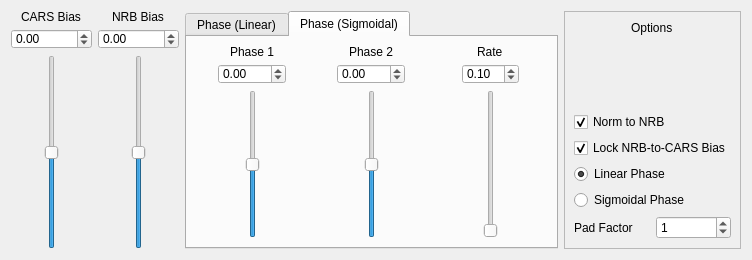
This is crikit/ui/qt5-creator/ui_PlotEffect_KK.ui in CCampJr/CRIkit2 as Qt 5 draws it before an edit. The edited form follows.
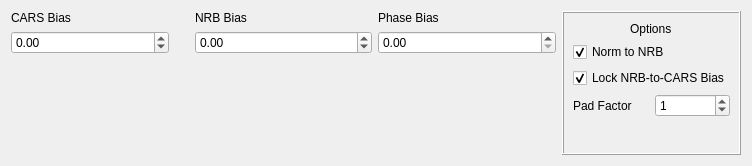
This is the edited form. The open tabs and pages were chosen to show the change.

The edit to the form file:
```diff
--- a/crikit/ui/qt5-creator/ui_PlotEffect_KK.ui
+++ b/crikit/ui/qt5-creator/ui_PlotEffect_KK.ui
@@ -7,7 +7,7 @@
     <x>0</x>
     <y>0</y>
     <width>752</width>
-    <height>260</height>
+    <height>166</height>
    </rect>
   </property>
   <property name="windowTitle">
@@ -18,372 +18,116 @@
   </property>
   <layout class="QHBoxLayout" name="horizontalLayout">
    <item>
-    <layout class="QVBoxLayout" name="verticalLayout">
-     <item alignment="Qt::AlignHCenter|Qt::AlignTop">
-      <widget class="QLabel" name="label">
-       <property name="maximumSize">
-        <size>
-         <width>16777215</width>
-         <height>12</height>
-        </size>
-       </property>
+    <layout class="QVBoxLayout" name="verticalLayout_8">
+     <property name="rightMargin">
+      <number>20</number>
+     </property>
+     <item alignment="Qt::AlignVCenter">
+      <widget class="QLabel" name="label_6">
        <property name="text">
         <string>CARS Bias</string>
        </property>
       </widget>
      </item>
-     <item alignment="Qt::AlignHCenter">
+     <item alignment="Qt::AlignVCenter">
       <widget class="QDoubleSpinBox" name="spinBoxCARSBias">
-       <property name="maximumSize">
-        <size>
-         <width>16777215</width>
-         <height>20</height>
-        </size>
-       </property>
-       <property name="keyboardTracking">
-        <bool>false</bool>
-       </property>
        <property name="minimum">
-        <double>-10000.000000000000000</double>
+        <double>-100000.000000000000000</double>
        </property>
        <property name="maximum">
-        <double>10000.000000000000000</double>
+        <double>100000.000000000000000</double>
+       </property>
+       <property name="value">
+        <double>0.000000000000000</double>
        </property>
       </widget>
      </item>
-     <item alignment="Qt::AlignHCenter">
-      <widget class="QSlider" name="sliderCARSBias">
-       <property name="sizePolicy">
-        <sizepolicy hsizetype="Fixed" vsizetype="Expanding">
-         <horstretch>0</horstretch>
-         <verstretch>0</verstretch>
-        </sizepolicy>
-       </property>
-       <property name="minimumSize">
-        <size>
-         <width>0</width>
-         <height>0</height>
-        </size>
-       </property>
-       <property name="minimum">
-        <number>-10000</number>
-       </property>
-       <property name="maximum">
-        <number>10000</number>
-       </property>
+     <item>
+      <spacer name="verticalSpacer_2">
        <property name="orientation">
         <enum>Qt::Vertical</enum>
        </property>
-      </widget>
+       <property name="sizeHint" stdset="0">
+        <size>
+         <width>20</width>
+         <height>40</height>
+        </size>
+       </property>
+      </spacer>
      </item>
     </layout>
    </item>
    <item>
-    <layout class="QVBoxLayout" name="verticalLayout_2">
-     <item alignment="Qt::AlignHCenter|Qt::AlignTop">
-      <widget class="QLabel" name="label_2">
-       <property name="maximumSize">
-        <size>
-         <width>16777215</width>
-         <height>12</height>
-        </size>
-       </property>
+    <layout class="QVBoxLayout" name="verticalLayout">
+     <item>
+      <widget class="QLabel" name="label_9">
        <property name="text">
         <string>NRB Bias</string>
        </property>
       </widget>
      </item>
-     <item alignment="Qt::AlignHCenter|Qt::AlignTop">
+     <item>
       <widget class="QDoubleSpinBox" name="spinBoxNRBBias">
-       <property name="maximumSize">
-        <size>
-         <width>16777215</width>
-         <height>20</height>
-        </size>
-       </property>
-       <property name="keyboardTracking">
-        <bool>false</bool>
-       </property>
        <property name="minimum">
-        <double>-10000.000000000000000</double>
+        <double>-100000.000000000000000</double>
        </property>
        <property name="maximum">
-        <double>10000.000000000000000</double>
+        <double>100000.000000000000000</double>
        </property>
       </widget>
      </item>
-     <item alignment="Qt::AlignHCenter">
-      <widget class="QSlider" name="sliderNRBBias">
-       <property name="minimumSize">
-        <size>
-         <width>0</width>
-         <height>100</height>
-        </size>
-       </property>
-       <property name="minimum">
-        <number>-10000</number>
-       </property>
-       <property name="maximum">
-        <number>10000</number>
-       </property>
+     <item>
+      <spacer name="verticalSpacer">
        <property name="orientation">
         <enum>Qt::Vertical</enum>
        </property>
-      </widget>
+       <property name="sizeHint" stdset="0">
+        <size>
+         <width>20</width>
+         <height>40</height>
+        </size>
+       </property>
+      </spacer>
      </item>
     </layout>
    </item>
    <item>
-    <widget class="QTabWidget" name="tabWidget">
-     <property name="enabled">
-      <bool>true</bool>
+    <layout class="QVBoxLayout" name="verticalLayout_4">
+     <property name="spacing">
+      <number>6</number>
      </property>
-     <property name="currentIndex">
+     <property name="topMargin">
       <number>0</number>
      </property>
-     <widget class="QWidget" name="tabLin">
-      <attribute name="title">
-       <string>Phase (Linear)</string>
-      </attribute>
-      <layout class="QHBoxLayout" name="horizontalLayout_3">
-       <item>
-        <spacer name="horizontalSpacer">
-         <property name="orientation">
-          <enum>Qt::Horizontal</enum>
-         </property>
-         <property name="sizeHint" stdset="0">
-          <size>
-           <width>40</width>
-           <height>20</height>
-          </size>
-         </property>
-        </spacer>
-       </item>
-       <item>
-        <layout class="QVBoxLayout" name="verticalLayout_4">
-         <property name="spacing">
-          <number>6</number>
-         </property>
-         <property name="topMargin">
-          <number>0</number>
-         </property>
-         <item alignment="Qt::AlignHCenter">
-          <widget class="QDoubleSpinBox" name="spinBoxPhaseLin">
-           <property name="maximumSize">
-            <size>
-             <width>16777215</width>
-             <height>20</height>
-            </size>
-           </property>
-           <property name="keyboardTracking">
-            <bool>false</bool>
-           </property>
-           <property name="minimum">
-            <double>-720.000000000000000</double>
-           </property>
-           <property name="maximum">
-            <double>720.000000000000000</double>
-           </property>
-          </widget>
-         </item>
-         <item alignment="Qt::AlignHCenter">
-          <widget class="QSlider" name="sliderPhaseLin">
-           <property name="minimum">
-            <number>-720</number>
-           </property>
-           <property name="maximum">
-            <number>720</number>
-           </property>
-           <property name="orientation">
-            <enum>Qt::Vertical</enum>
-           </property>
-          </widget>
-         </item>
-        </layout>
-       </item>
-       <item>
-        <spacer name="horizontalSpacer_2">
-         <property name="orientation">
-          <enum>Qt::Horizontal</enum>
-         </property>
-         <property name="sizeHint" stdset="0">
-          <size>
-           <width>40</width>
-           <height>20</height>
-          </size>
-         </property>
-        </spacer>
-       </item>
-      </layout>
-      <zorder>horizontalSpacer</zorder>
-      <zorder>horizontalSpacer_2</zorder>
-     </widget>
-     <widget class="QWidget" name="tabSigmoidal">
-      <attribute name="title">
-       <string>Phase (Sigmoidal)</string>
-      </attribute>
-      <layout class="QHBoxLayout" name="horizontalLayout_5">
-       <item>
-        <layout class="QVBoxLayout" name="verticalLayout_6">
-         <item alignment="Qt::AlignHCenter">
-          <widget class="QLabel" name="label_7">
-           <property name="maximumSize">
-            <size>
-             <width>16777215</width>
-             <height>12</height>
-            </size>
-           </property>
-           <property name="text">
-            <string>Phase 1</string>
-           </property>
-          </widget>
-         </item>
-         <item alignment="Qt::AlignHCenter">
-          <widget class="QDoubleSpinBox" name="spinBoxSigPhase1">
-           <property name="maximumSize">
-            <size>
-             <width>16777215</width>
-             <height>20</height>
-            </size>
-           </property>
-           <property name="keyboardTracking">
-            <bool>false</bool>
-           </property>
-           <property name="minimum">
-            <double>-720.000000000000000</double>
-           </property>
-           <property name="maximum">
-            <double>720.000000000000000</double>
-           </property>
-          </widget>
-         </item>
-         <item alignment="Qt::AlignHCenter">
-          <widget class="QSlider" name="sliderSigPhase1">
-           <property name="enabled">
-            <bool>true</bool>
-           </property>
-           <property name="minimum">
-            <number>-720</number>
-           </property>
-           <property name="maximum">
-            <number>720</number>
-           </property>
-           <property name="orientation">
-            <enum>Qt::Vertical</enum>
-           </property>
-          </widget>
-         </item>
-        </layout>
-       </item>
-       <item>
-        <layout class="QVBoxLayout" name="verticalLayout_7">
-         <item alignment="Qt::AlignHCenter">
-          <widget class="QLabel" name="label_8">
-           <property name="maximumSize">
-            <size>
-             <width>16777215</width>
-             <height>12</height>
-            </size>
-           </property>
-           <property name="text">
-            <string>Phase 2</string>
-           </property>
-          </widget>
-         </item>
-         <item alignment="Qt::AlignHCenter">
-          <widget class="QDoubleSpinBox" name="spinBoxSigPhase2">
-           <property name="maximumSize">
-            <size>
-             <width>16777215</width>
-             <height>20</height>
-            </size>
-           </property>
-           <property name="keyboardTracking">
-            <bool>false</bool>
-           </property>
-           <property name="minimum">
-            <double>-720.000000000000000</double>
-           </property>
-           <property name="maximum">
-            <double>720.000000000000000</double>
-           </property>
-          </widget>
-         </item>
-         <item alignment="Qt::AlignHCenter">
-          <widget class="QSlider" name="sliderSigPhase2">
-           <property name="minimum">
-            <number>-720</number>
-           </property>
-           <property name="maximum">
-            <number>720</number>
-           </property>
-           <property name="orientation">
-            <enum>Qt::Vertical</enum>
-           </property>
-          </widget>
-         </item>
-        </layout>
-       </item>
-       <item>
-        <layout class="QVBoxLayout" name="verticalLayout_3">
-         <item alignment="Qt::AlignHCenter">
-          <widget class="QLabel" name="label_3">
-           <property name="maximumSize">
-            <size>
-             <width>16777215</width>
-             <height>12</height>
-            </size>
-           </property>
-           <property name="text">
-            <string>Rate</string>
-           </property>
-          </widget>
-         </item>
-         <item alignment="Qt::AlignHCenter">
-          <widget class="QDoubleSpinBox" name="spinBoxSigRate">
-           <property name="maximumSize">
-            <size>
-             <width>16777215</width>
-             <height>20</height>
-            </size>
-           </property>
-           <property name="keyboardTracking">
-            <bool>false</bool>
-           </property>
-           <property name="maximum">
-            <double>10.000000000000000</double>
-           </property>
-           <property name="singleStep">
-            <double>0.001000000000000</double>
-           </property>
-           <property name="value">
-            <double>0.100000000000000</double>
-           </property>
-          </widget>
-         </item>
-         <item alignment="Qt::AlignHCenter">
-          <widget class="QSlider" name="sliderSigRate">
-           <property name="maximum">
-            <number>10000</number>
-           </property>
-           <property name="value">
-            <number>1</number>
-           </property>
-           <property name="orientation">
-            <enum>Qt::Vertical</enum>
-           </property>
-          </widget>
-         </item>
-        </layout>
-       </item>
-      </layout>
-     </widget>
-    </widget>
+     <item>
+      <widget class="QLabel" name="label">
+       <property name="text">
+        <string>Phase Bias</string>
+       </property>
+      </widget>
+     </item>
+     <item>
+      <widget class="QDoubleSpinBox" name="spinBoxPhaseLin"/>
+     </item>
+     <item>
+      <spacer name="verticalSpacer_3">
+       <property name="orientation">
+        <enum>Qt::Vertical</enum>
+       </property>
+       <property name="sizeHint" stdset="0">
+        <size>
+         <width>20</width>
+         <height>40</height>
+        </size>
+       </property>
+      </spacer>
+     </item>
+    </layout>
    </item>
    <item>
     <widget class="QFrame" name="frame">
      <property name="frameShape">
-      <enum>QFrame::StyledPanel</enum>
+      <enum>QFrame::Box</enum>
      </property>
      <property name="frameShadow">
       <enum>QFrame::Raised</enum>
@@ -416,23 +160,6 @@
         </property>
        </widget>
       </item>
-      <item>
-       <widget class="QRadioButton" name="radioButtonPhaseLin">
-        <property name="text">
-         <string>Linear Phase</string>
-        </property>
-        <property name="checked">
-         <bool>true</bool>
-        </property>
-       </widget>
-      </item>
-      <item>
-       <widget class="QRadioButton" name="radioButtonPhaseSig">
-        <property name="text">
-         <string>Sigmoidal Phase</string>
-        </property>
-       </widget>
-      </item>
       <item>
        <layout class="QHBoxLayout" name="horizontalLayout_2">
         <item>
@@ -460,6 +187,19 @@
         </item>
        </layout>
       </item>
+      <item>
+       <spacer name="verticalSpacer_4">
+        <property name="orientation">
+         <enum>Qt::Vertical</enum>
+        </property>
+        <property name="sizeHint" stdset="0">
+         <size>
+          <width>20</width>
+          <height>40</height>
+         </size>
+        </property>
+       </spacer>
+      </item>
      </layout>
     </widget>
    </item>
```
